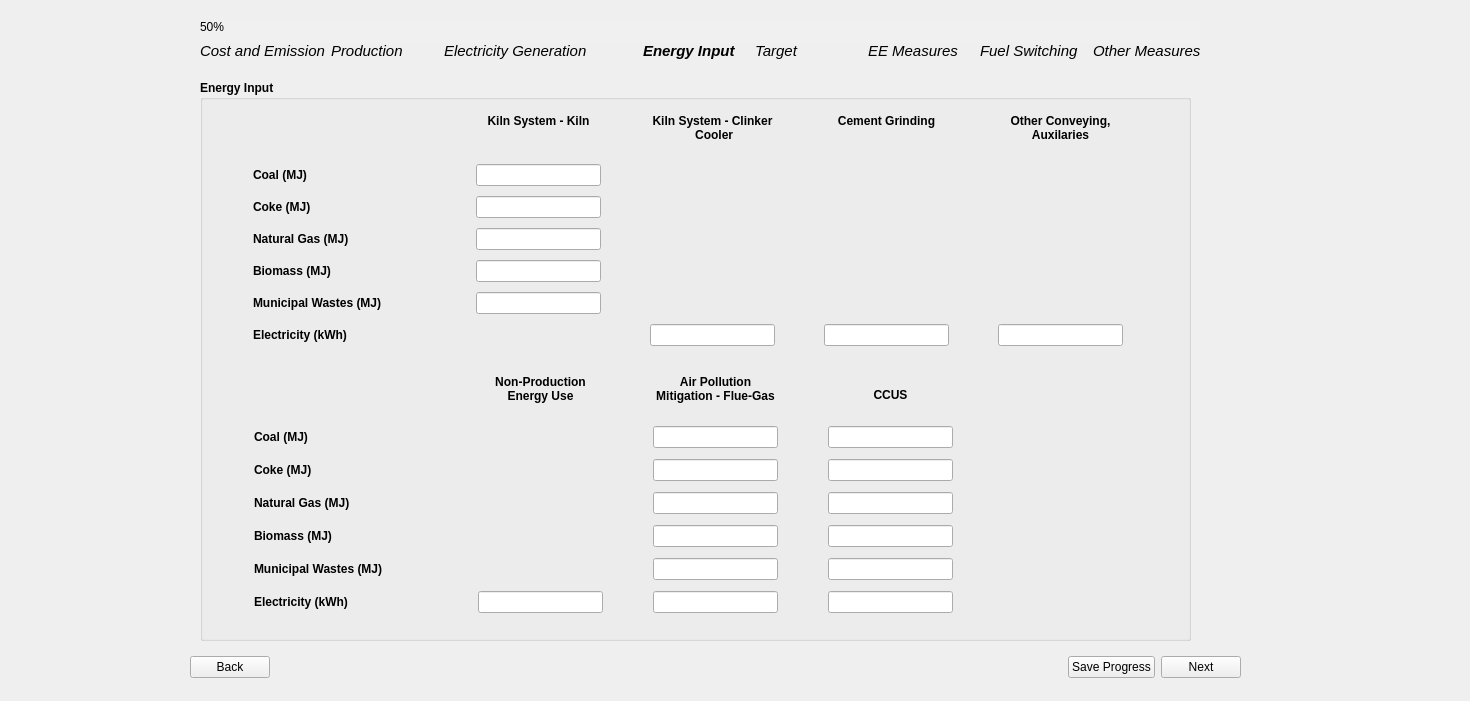
Above: 00_BEST_windows/ui_files_latest/Page6_EnergyInputDetailed_2_qwidget.ui from WongCurtis95/lbnl_best_public before the change. Below: the same form after it.
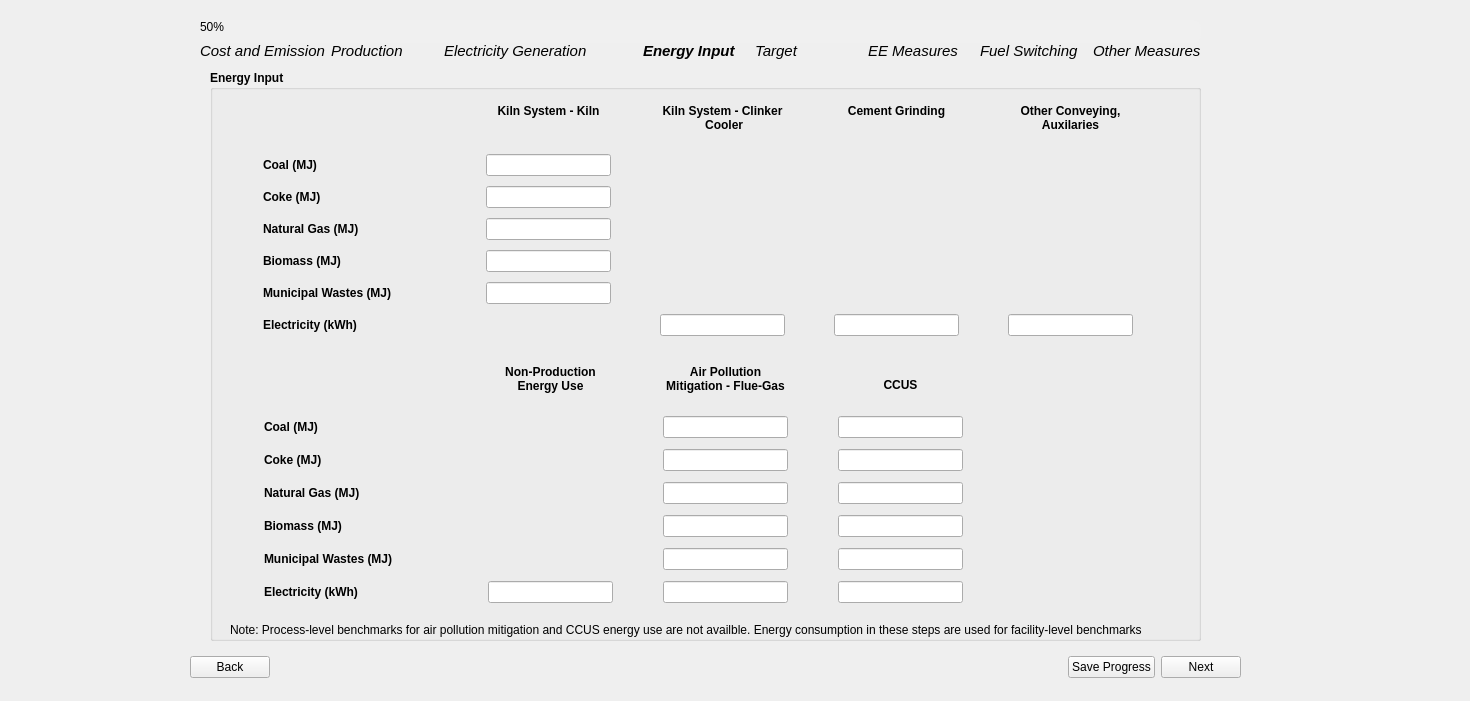
That is the form after the change. Icons and pictures are not drawn.

Commit message: Added some notes in the UI to guide the users not to enter invalid entries

What changed in the file:
```diff
--- a/00_BEST_windows/ui_files_latest/Page6_EnergyInputDetailed_2_qwidget.ui
+++ b/00_BEST_windows/ui_files_latest/Page6_EnergyInputDetailed_2_qwidget.ui
@@ -76,10 +76,10 @@
   <widget class="QGroupBox" name="electricity_generation_group_3">
    <property name="geometry">
     <rect>
-     <x>200</x>
-     <y>80</y>
+     <x>210</x>
+     <y>70</y>
      <width>991</width>
-     <height>561</height>
+     <height>571</height>
     </rect>
    </property>
    <property name="font">
@@ -951,6 +951,24 @@
      </item>
     </layout>
    </widget>
+   <widget class="QLabel" name="label_3">
+    <property name="geometry">
+     <rect>
+      <x>20</x>
+      <y>550</y>
+      <width>951</width>
+      <height>20</height>
+     </rect>
+    </property>
+    <property name="font">
+     <font>
+      <bold>false</bold>
+     </font>
+    </property>
+    <property name="text">
+     <string>Note: Process-level benchmarks for air pollution mitigation and CCUS energy use are not availble. Energy consumption in these steps are used for facility-level benchmarks</string>
+    </property>
+   </widget>
   </widget>
   <widget class="QLabel" name="side_image">
    <property name="geometry">
```
The commit also changes 28 other files.
